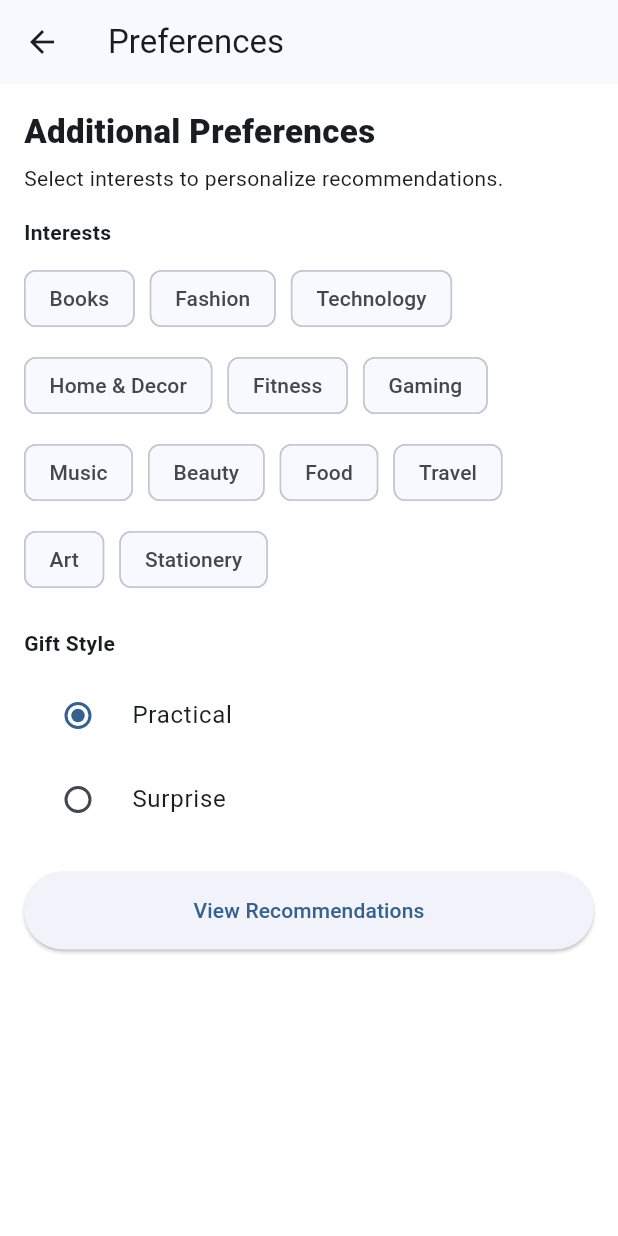
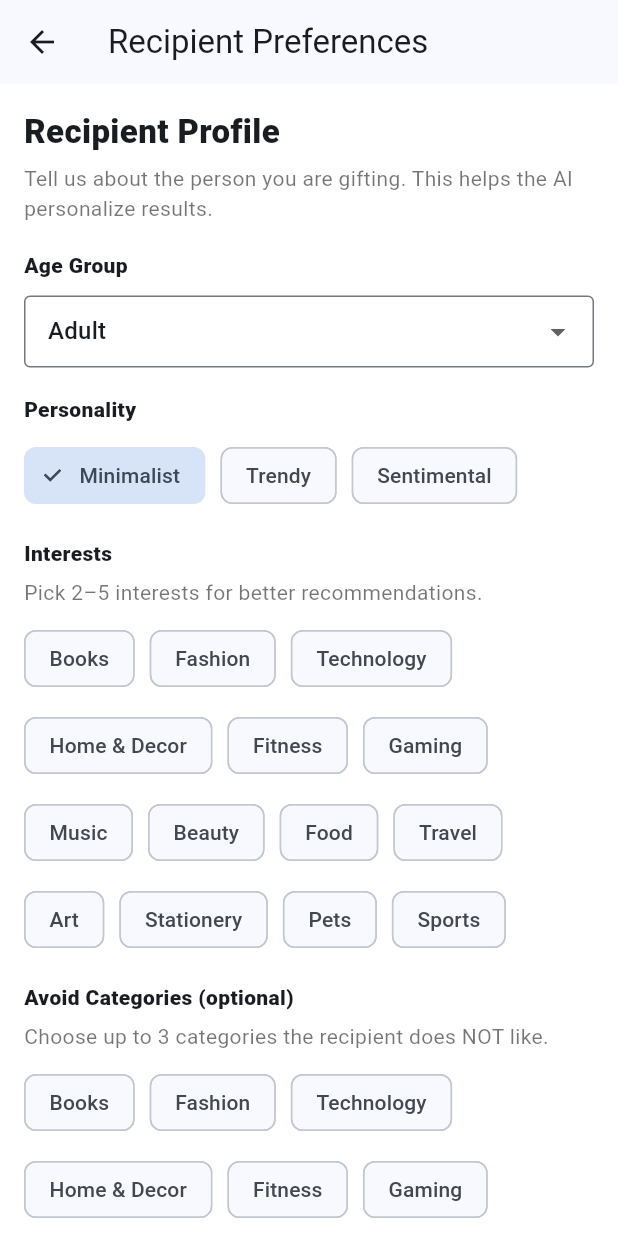
Before and after one commit to NikhilOli/GiftMind, a Flutter app: the PreferencesScreen screen opened directly with empty values, on a phone screen of 412 x 824 dp. Run offline on Flutter 3.47's test engine with Material 3 defaults, Android fonts, the phone set to English and light mode, and no system bars; our stand-ins replace cloud_firestore, firebase_auth, firebase_core; accounts and stored records are empty.

Commit message:
Upgrade hybrid recommendation system: - Added recipient age, personality, disliked categories - Improved scoring weights and personalization logic - Implemented deterministic tie-breaking - Updated Flutter models and preference screen - Synced backend and frontend API

```diff
--- a/lib/models/user_input.dart
+++ b/lib/models/user_input.dart
@@ -1,12 +1,18 @@
 class UserInput {
-  final int age;
+  final int age; // recipient age (your existing field)
   final String gender;
   final String relationship;
   final String occasion;
   final int budgetNpr;
 
-  final List<String> interests; // e.g., ["Books", "Fashion"]
+  // Recipient preference signals (strong personalization)
+  final List<String> interests; // e.g., ["Books", "Technology"]
   final String giftStyle; // "Practical" | "Surprise"
+
+  // NEW: recipient persona attributes
+  final String recipientAgeGroup; // "Teen" | "Young Adult" | "Adult" | "Senior"
+  final String recipientPersonality; // "Minimalist" | "Trendy" | "Sentimental"
+  final List<String> dislikedCategories; // e.g., ["Beauty", "Food"]
 
   const UserInput({
     required this.age,
@@ -16,11 +22,18 @@ class UserInput {
     required this.budgetNpr,
     required this.interests,
     required this.giftStyle,
+
+    required this.recipientAgeGroup,
+    required this.recipientPersonality,
+    required this.dislikedCategories,
   });
 
   UserInput copyWith({
     List<String>? interests,
     String? giftStyle,
+    String? recipientAgeGroup,
+    String? recipientPersonality,
+    List<String>? dislikedCategories,
   }) {
     return UserInput(
       age: age,
@@ -30,6 +43,9 @@ class UserInput {
       budgetNpr: budgetNpr,
       interests: interests ?? this.interests,
       giftStyle: giftStyle ?? this.giftStyle,
+      recipientAgeGroup: recipientAgeGroup ?? this.recipientAgeGroup,
+      recipientPersonality: recipientPersonality ?? this.recipientPersonality,
+      dislikedCategories: dislikedCategories ?? this.dislikedCategories,
     );
   }
 }
--- a/lib/screens/gift_details_screen.dart
+++ b/lib/screens/gift_details_screen.dart
@@ -68,6 +68,9 @@ class _GiftDetailsScreenState extends State<GiftDetailsScreen> {
     budgetNpr: _budget.toInt(),
     interests: const [],
     giftStyle: 'Practical',
+    recipientAgeGroup: 'Adult',
+    recipientPersonality: 'Minimalist',
+    dislikedCategories: const [],
   );
 
   Navigator.pushNamed(
--- a/lib/screens/preferences_screen.dart
+++ b/lib/screens/preferences_screen.dart
@@ -12,6 +12,7 @@ class PreferencesScreen extends StatefulWidget {
 }
 
 class _PreferencesScreenState extends State<PreferencesScreen> {
+  // Keep list concise but useful
   final List<String> _interestOptions = const [
     'Books',
     'Fashion',
@@ -25,30 +26,93 @@ class _PreferencesScreenState extends State<PreferencesScreen> {
     'Travel',
     'Art',
     'Stationery',
+    'Pets',
+    'Sports',
+  ];
+
+  final List<String> _ageGroups = const [
+    'Teen',
+    'Young Adult',
+    'Adult',
+    'Senior',
+  ];
+
+  final List<String> _personalityOptions = const [
+    'Minimalist',
+    'Trendy',
+    'Sentimental',
   ];
 
   final Set<String> _selectedInterests = {};
-  String _giftStyle = 'Practical'; // default
+  final Set<String> _dislikedCategories = {};
+
+  String _giftStyle = 'Practical';
+  String _recipientPersonality = 'Minimalist';
+  String _recipientAgeGroup = 'Adult';
 
   @override
   Widget build(BuildContext context) {
     final input = ModalRoute.of(context)!.settings.arguments as UserInput;
 
     return Scaffold(
-      appBar: AppBar(title: const Text('Preferences')),
+      appBar: AppBar(title: const Text('Recipient Preferences')),
       body: SafeArea(
         child: ListView(
           padding: const EdgeInsets.all(16),
           children: [
             const Text(
-              'Additional Preferences',
+              'Recipient Profile',
               style: TextStyle(fontSize: 22, fontWeight: FontWeight.w800),
             ),
             const SizedBox(height: 6),
-            const Text('Select interests to personalize recommendations.'),
-            const SizedBox(height: 16),
+            const Text(
+              'Tell us about the person you are gifting. This helps the AI personalize results.',
+              style: TextStyle(color: Colors.black54),
+            ),
+            const SizedBox(height: 18),
 
-            const Text('Interests', style: TextStyle(fontWeight: FontWeight.w700)),
+            // Age group
+            const Text('Age Group', style: TextStyle(fontWeight: FontWeight.w800)),
+            const SizedBox(height: 10),
+            DropdownButtonFormField<String>(
+              value: _recipientAgeGroup,
+              decoration: const InputDecoration(
+                border: OutlineInputBorder(),
+                contentPadding: EdgeInsets.symmetric(horizontal: 12, vertical: 12),
+              ),
+              items: _ageGroups
+                  .map((g) => DropdownMenuItem(value: g, child: Text(g)))
+                  .toList(),
+              onChanged: (v) => setState(() => _recipientAgeGroup = v ?? 'Adult'),
+            ),
+
+            const SizedBox(height: 18),
+
+            // Personality
+            const Text('Personality', style: TextStyle(fontWeight: FontWeight.w800)),
+            const SizedBox(height: 10),
+            Wrap(
+              spacing: 10,
+              runSpacing: 10,
+              children: _personalityOptions.map((p) {
+                final selected = _recipientPersonality == p;
+                return ChoiceChip(
+                  label: Text(p),
+                  selected: selected,
+                  onSelected: (_) => setState(() => _recipientPersonality = p),
+                );
+              }).toList(),
+            ),
+
+            const SizedBox(height: 18),
+
+            // Interests
+            const Text('Interests', style: TextStyle(fontWeight: FontWeight.w800)),
+            const SizedBox(height: 6),
+            const Text(
+              'Pick 2–5 interests for better recommendations.',
+              style: TextStyle(color: Colors.black54),
+            ),
             const SizedBox(height: 10),
 
             Wrap(
@@ -62,6 +126,8 @@ class _PreferencesScreenState extends State<PreferencesScreen> {
                   onSelected: (val) {
                     setState(() {
                       if (val) {
+                        // Soft cap to keep UX clean
+                        if (_selectedInterests.length >= 5) return;
                         _selectedInterests.add(interest);
                       } else {
                         _selectedInterests.remove(interest);
@@ -72,8 +138,51 @@ class _PreferencesScreenState extends State<PreferencesScreen> {
               }).toList(),
             ),
 
-            const SizedBox(height: 22),
-            const Text('Gift Style', style: TextStyle(fontWeight: FontWeight.w700)),
+            if (_selectedInterests.length >= 5) ...[
+              const SizedBox(height: 8),
+              const Text(
+                'Max 5 interests selected.',
+                style: TextStyle(color: Colors.black54, fontSize: 12),
+              ),
+            ],
+
+            const SizedBox(height: 18),
+
+            // Disliked categories (optional but powerful)
+            const Text('Avoid Categories (optional)',
+                style: TextStyle(fontWeight: FontWeight.w800)),
+            const SizedBox(height: 6),
+            const Text(
+              'Choose up to 3 categories the recipient does NOT like.',
+              style: TextStyle(color: Colors.black54),
+            ),
+            const SizedBox(height: 10),
+            Wrap(
+              spacing: 10,
+              runSpacing: 10,
+              children: _interestOptions.map((cat) {
+                final selected = _dislikedCategories.contains(cat);
+                return FilterChip(
+                  label: Text(cat),
+                  selected: selected,
+                  onSelected: (val) {
+                    setState(() {
+                      if (val) {
+                        if (_dislikedCategories.length >= 3) return;
+                        _dislikedCategories.add(cat);
+                      } else {
+                        _dislikedCategories.remove(cat);
+                      }
+                    });
+                  },
+                );
+              }).toList(),
+            ),
+
+            const SizedBox(height: 18),
+
+            // Gift style (session preference)
+            const Text('Gift Style', style: TextStyle(fontWeight: FontWeight.w800)),
             const SizedBox(height: 10),
 
             RadioListTile<String>(
@@ -89,16 +198,23 @@ class _PreferencesScreenState extends State<PreferencesScreen> {
               onChanged: (v) => setState(() => _giftStyle = v!),
             ),
 
-            const SizedBox(height: 20),
+            const SizedBox(height: 18),
 
             SizedBox(
-              height: 52,
+              height: 54,
               child: ElevatedButton(
+                style: ElevatedButton.styleFrom(
+                  backgroundColor: Colors.black,
+                  foregroundColor: Colors.white,
+                  shape: RoundedRectangleBorder(
+                    borderRadius: BorderRadius.circular(14),
+                  ),
+                  elevation: 4,
+                ),
                 onPressed: () {
-                  // optional: require at least 1 interest
-                  if (_selectedInterests.isEmpty) {
+                  if (_selectedInterests.length < 2) {
                     ScaffoldMessenger.of(context).showSnackBar(
-                      const SnackBar(content: Text('Select at least one interest.')),
+                      const SnackBar(content: Text('Select at least 2 interests.')),
                     );
                     return;
                   }
@@ -106,6 +222,9 @@ class _PreferencesScreenState extends State<PreferencesScreen> {
                   final updated = input.copyWith(
                     interests: _selectedInterests.toList(),
                     giftStyle: _giftStyle,
+                    recipientAgeGroup: _recipientAgeGroup,
+                    recipientPersonality: _recipientPersonality,
+                    dislikedCategories: _dislikedCategories.toList(),
                   );
 
                   Navigator.pushNamed(
@@ -114,7 +233,13 @@ class _PreferencesScreenState extends State<PreferencesScreen> {
                     arguments: updated,
                   );
                 },
-                child: const Text('View Recommendations'),
+                child: const Text(
+                  'View Recommendations',
+                  style: TextStyle(
+                    fontSize: 16,
+                    fontWeight: FontWeight.w600,
+                  ),
+                ),
               ),
             ),
           ],
```
Also changed, not shown: lib/screens/recommendations_screen.dart (+18 -4 lines), lib/services/recommendation_api.dart (+8 -0 lines), 1 other file.
